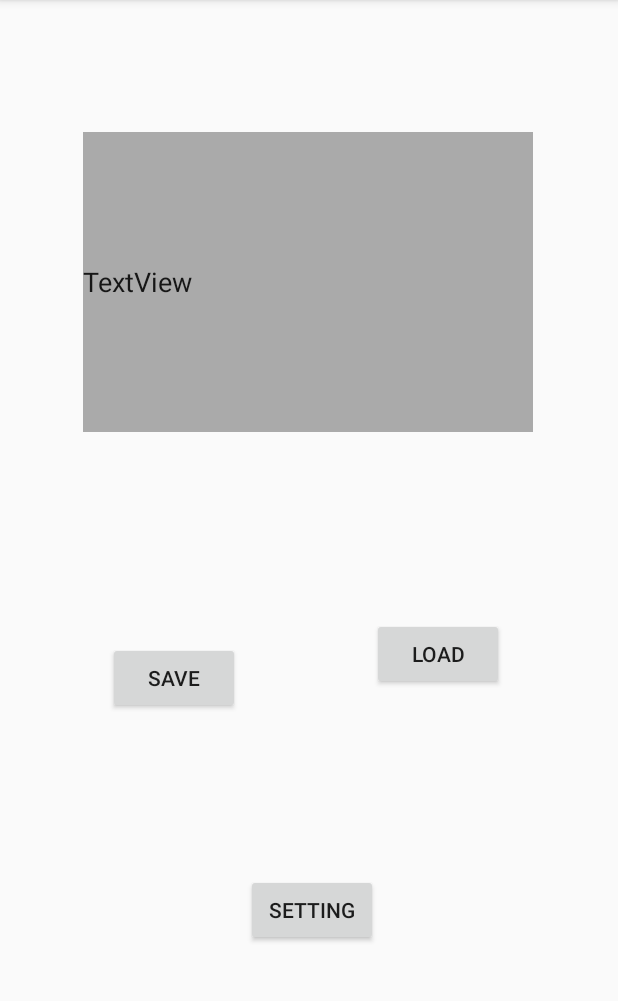
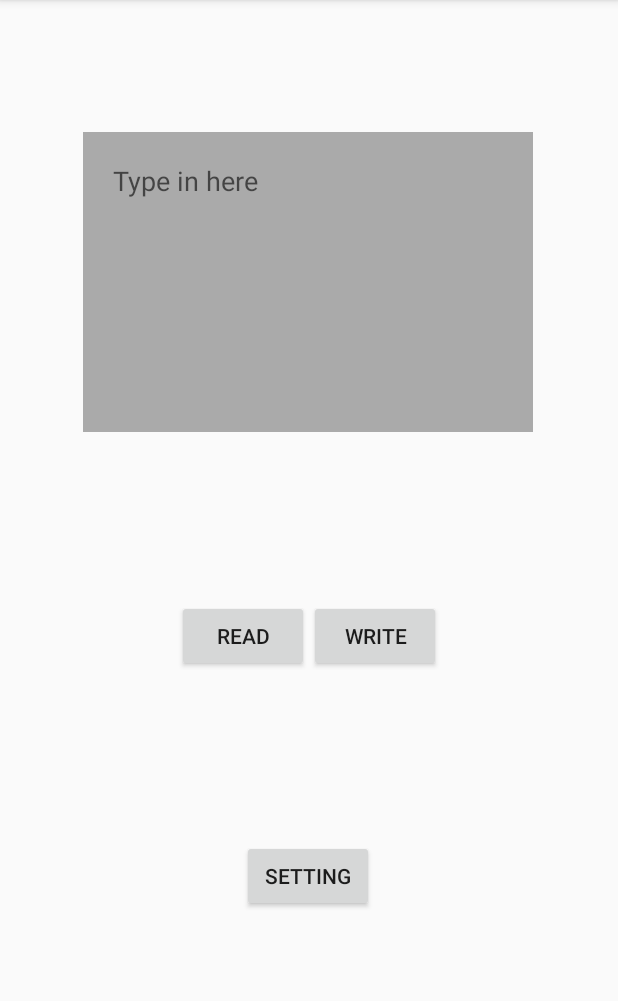
Before and after one commit to ppppHHHuuuu/MobDev_INT3120_20, an Android app built with Jetpack Compose: the InternalStoreActivity screen opened directly, with no data from a screen before it, on a phone screen of 412 x 824 dp, the part 84-1085 px from its top. Run offline under Robolectric (Android 15) with nearby library versions, the phone set to English and light mode, and no system bars.

Commit message:
Add Internal Storage page

```diff
--- a/Lab_9/app/src/main/java/com/example/lab9/InternalStoreActivity.java
+++ b/Lab_9/app/src/main/java/com/example/lab9/InternalStoreActivity.java
@@ -3,54 +3,54 @@ package com.example.lab9;
 import android.content.Context;
 import android.content.Intent;
 import android.os.Bundle;
+import android.util.Log;
 import android.view.View;
 import android.widget.Button;
 import android.widget.EditText;
+import android.widget.Toast;
 
 import androidx.annotation.Nullable;
 import androidx.appcompat.app.AppCompatActivity;
 
-import com.example.lab9.R;
-
 import java.io.BufferedReader;
+import java.io.File;
 import java.io.FileInputStream;
-import java.io.FileNotFoundException;
 import java.io.FileOutputStream;
 import java.io.IOException;
-import java.io.InputStream;
 import java.io.InputStreamReader;
+import java.util.Arrays;
 
 public class InternalStoreActivity extends AppCompatActivity {
     Context context;
-
     Button buttonSettingOpen;
-    Button buttonLoad;
-    Button buttonStore;
+    Button buttonWrite;
+    Button buttonRead;
     EditText editText;
     @Override
     protected void onCreate(@Nullable Bundle savedInstanceState) {
         super.onCreate(savedInstanceState);
         setContentView(R.layout.internal_storage_activity);
-        buttonLoad = (Button) findViewById(R.id.buttonLoad);
-        buttonStore = (Button) findViewById(R.id.buttonSave);
+        buttonWrite = (Button) findViewById(R.id.buttonWrite);
+        buttonRead = (Button) findViewById(R.id.buttonRead);
         editText  =(EditText) findViewById(R.id.editText);
         buttonSettingOpen = (Button) findViewById(R.id.buttonSetting);
         context = getApplicationContext();
-        buttonLoad.setOnClickListener(new View.OnClickListener() {
+        buttonWrite.setOnClickListener(new View.OnClickListener() {
             @Override
             public void onClick(View view) {
                 try {
-                    load();
+                    write();
                 } catch (IOException e) {
                     throw new RuntimeException(e);
                 }
             }
         });
-        buttonStore.setOnClickListener(new View.OnClickListener() {
+        buttonRead.setOnClickListener(new View.OnClickListener() {
             @Override
             public void onClick(View view) {
                 try {
-                    save();
+                    StringBuilder stringBuilder = read();
+                    editText.setText(stringBuilder.toString());
                 } catch (IOException e) {
                     throw new RuntimeException(e);
                 }
@@ -63,14 +63,30 @@ public class InternalStoreActivity extends AppCompatActivity {
             }
         });
     }
-    private void load() throws IOException {
-        String fileName = "hello_file";
-        String string = "hello world";
+    private void write() throws IOException {
+        String fileName = "hello.txt";
+        String string = editText.getText().toString();
         FileOutputStream fileOutputStream = openFileOutput(fileName, Context.MODE_PRIVATE);
         fileOutputStream.write(string.getBytes());
         fileOutputStream.close();
+        String filePath = getFilesDir().toString();
+        String message = String.format("Stored data into %s", filePath);
+        Toast.makeText(InternalStoreActivity.this, message, Toast.LENGTH_SHORT).show();
+
     }
-    private void save() throws IOException {
+
+//    @Override
+//    public File getFilesDir() {
+//        Log.d("file_dir", getFilesDir().toString());
+//        Log.d("file_list", Arrays.toString(fileList()));
+//        return super.getFilesDir();
+//    }
+
+    private StringBuilder read() throws IOException {
+        String[] fileList = fileList();
+        for (String fileName : fileList) {
+            Log.d("FileList", "File: " + fileName);
+        }
         FileInputStream fileInputStream = this.openFileInput("hello.txt");
         InputStreamReader inputStreamReader = new InputStreamReader(fileInputStream);
         BufferedReader bufferedReader = new BufferedReader(inputStreamReader);
@@ -80,6 +96,7 @@ public class InternalStoreActivity extends AppCompatActivity {
             stringBuilder.append(line);
         }
         fileInputStream.close();
+        return stringBuilder;
     }
     private void toPageSetting() {
         Intent intent = new Intent(this, LanguageSettingActivity.class);
--- a/Lab_9/app/src/main/java/com/example/lab9/MainActivity.java
+++ b/Lab_9/app/src/main/java/com/example/lab9/MainActivity.java
@@ -64,6 +64,7 @@ public class MainActivity extends AppCompatActivity {
         editor.putString("name", editTextUsername.getText().toString());
         editor.putInt("password", password);
         editor.apply();
+        Toast.makeText(MainActivity.this, "Saved Login data", Toast.LENGTH_SHORT).show();
     }
 
     private void loadData() {
@@ -87,7 +88,7 @@ public class MainActivity extends AppCompatActivity {
         }
         editTextUsername.setText(username);
         editTextPassword.setText(String.valueOf(password));
-        Log.d("storedUserName", sharedPreferences.getAll().toString());
+        Log.d("storedUserName", sharedPreferences.getString("name", "null"));
         Log.d("Username", username);
         Log.d("Password", String.valueOf(password));
         editor.apply();
--- a/Lab_9/app/src/main/res/layout/internal_storage_activity.xml
+++ b/Lab_9/app/src/main/res/layout/internal_storage_activity.xml
@@ -5,28 +5,6 @@
     android:layout_width="match_parent"
     android:layout_height="match_parent">
 
-    <Button
-        android:id="@+id/buttonSave"
-        android:layout_width="wrap_content"
-        android:layout_height="wrap_content"
-        android:layout_marginStart="72dp"
-        android:layout_marginBottom="292dp"
-        android:text="Save"
-        app:layout_constraintBottom_toBottomOf="parent"
-        app:layout_constraintStart_toStartOf="parent" />
-
-    <Button
-        android:id="@+id/buttonLoad"
-        android:layout_width="wrap_content"
-        android:layout_height="wrap_content"
-        android:layout_marginEnd="76dp"
-        android:text="LOAD"
-        app:layout_constraintBottom_toBottomOf="parent"
-        app:layout_constraintEnd_toEndOf="parent"
-        app:layout_constraintHorizontal_bias="0.5"
-        app:layout_constraintStart_toEndOf="@+id/button"
-        app:layout_constraintTop_toTopOf="parent"
-        app:layout_constraintVertical_bias="0.572" />
 
     <EditText
         android:id="@+id/editText"
@@ -34,7 +12,9 @@
         android:layout_height="200dp"
         android:layout_marginTop="88dp"
         android:background="@android:color/darker_gray"
-        android:text="TextView"
+        android:hint="Type in here"
+android:padding="20dp"
+        android:gravity="top|left"
         app:layout_constraintEnd_toEndOf="parent"
         app:layout_constraintHorizontal_bias="0.495"
         app:layout_constraintStart_toStartOf="parent"
@@ -45,10 +25,34 @@
         android:id="@+id/buttonSetting"
         android:layout_width="wrap_content"
         android:layout_height="wrap_content"
-        android:layout_marginEnd="160dp"
+        android:layout_marginBottom="160dp"
         android:text="Setting"
         app:layout_constraintBottom_toBottomOf="parent"
         app:layout_constraintEnd_toEndOf="parent"
-        app:layout_constraintTop_toBottomOf="@+id/buttonLoad"
-        app:layout_constraintVertical_bias="0.471" />
+        app:layout_constraintHorizontal_bias="0.498"
+        app:layout_constraintStart_toStartOf="parent" />
+
+    <LinearLayout
+        android:layout_width="match_parent"
+        android:layout_height="wrap_content"
+        android:gravity="center"
+        android:orientation="horizontal"
+        app:layout_constraintBottom_toTopOf="@+id/buttonSetting"
+        app:layout_constraintEnd_toEndOf="parent"
+        app:layout_constraintStart_toStartOf="parent"
+        app:layout_constraintTop_toBottomOf="@+id/editText">
+
+        <Button
+            android:id="@+id/buttonRead"
+            android:layout_width="wrap_content"
+            android:layout_height="wrap_content"
+
+            android:text="READ" />
+
+        <Button
+            android:id="@+id/buttonWrite"
+            android:layout_width="wrap_content"
+            android:layout_height="wrap_content"
+            android:text="WRITE" />
+    </LinearLayout>
 </androidx.constraintlayout.widget.ConstraintLayout>
--- a/Lab_9/app/src/main/res/values/strings.xml
+++ b/Lab_9/app/src/main/res/values/strings.xml
@@ -2,4 +2,7 @@
     <string name="app_name">Lab 9</string>
     <string name="login">Login</string>
     <string name="password">Password</string>
+    <string name="save">Save</string>
+    <string name="load">Load</string>
+
 </resources>
```
Also changed, not shown: Lab_9/app/src/main/res/layout/login_activity.xml (+26 -22 lines), 2 other files.
